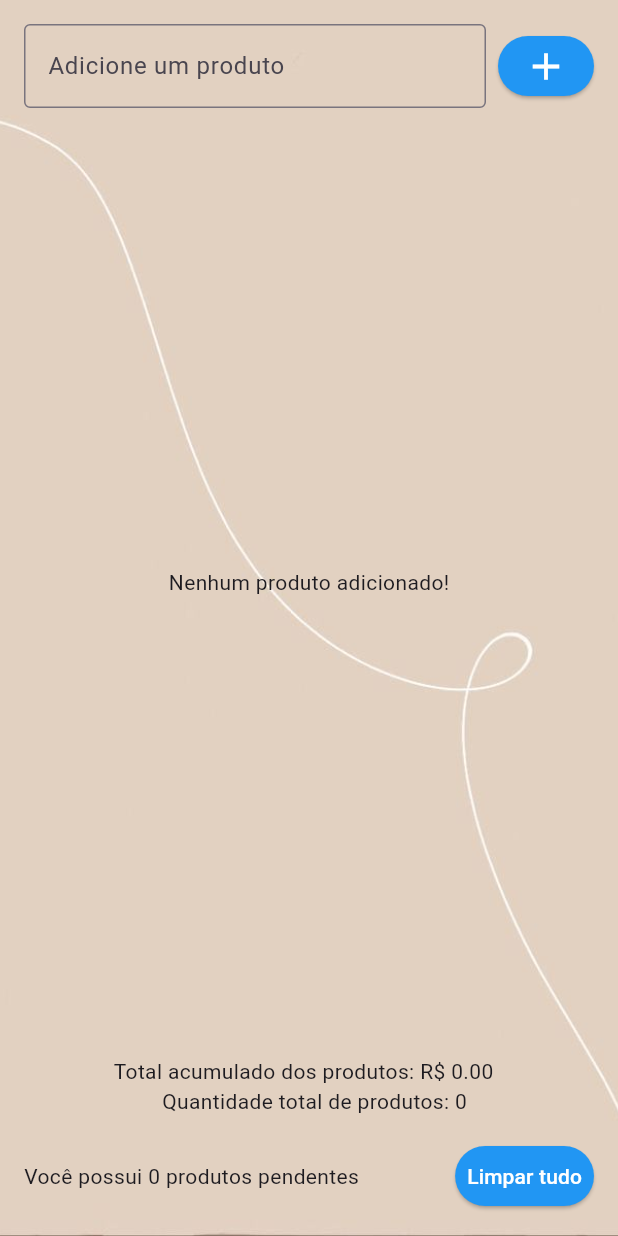
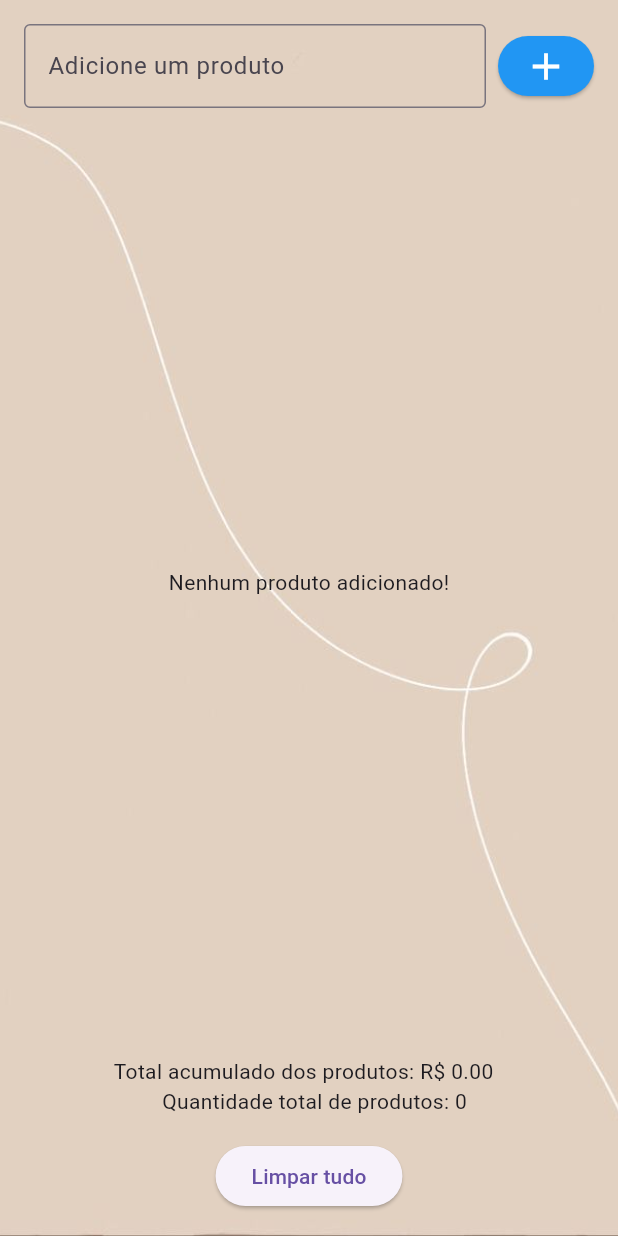
Before and after one commit to RodrigoCosta1983/app_todo_list, a Flutter app: the screen it shows after launch, on a phone screen of 412 x 824 dp. Run offline on Flutter 3.47's test engine with Material 3 defaults, Android fonts, the phone set to English and light mode, and no system bars; our stand-ins replace shared_preferences.

Commit message:
Updt correção de error

```diff
--- a/lib/pages/todo_list_page.dart
+++ b/lib/pages/todo_list_page.dart
@@ -17,9 +17,10 @@ class _TodoListPageState extends State<TodoListPage> {
   @override
   void initState() {
     super.initState();
-    _loadProducts();
+    _loadProducts(); // Carrega os produtos salvos ao iniciar a tela
   }
 
+  // Método para carregar os produtos armazenados no SharedPreferences
   Future<void> _loadProducts() async {
     final prefs = await SharedPreferences.getInstance();
     final String? productsData = prefs.getString('products');
@@ -30,11 +31,13 @@ class _TodoListPageState extends State<TodoListPage> {
     }
   }
 
+  // Método para salvar os produtos no SharedPreferences
   Future<void> _saveProducts() async {
     final prefs = await SharedPreferences.getInstance();
     await prefs.setString('products', json.encode(products));
   }
 
+  // Adiciona um novo produto à lista
   void _addProduct() {
     String text = todoController.text.trim();
     if (text.isNotEmpty) {
@@ -43,6 +46,8 @@ class _TodoListPageState extends State<TodoListPage> {
       });
       todoController.clear();
       _saveProducts();
+
+      // Rola a lista para o final após adicionar um item
       Future.delayed(Duration(milliseconds: 300), () {
         _scrollController.animateTo(
           _scrollController.position.maxScrollExtent,
@@ -53,6 +58,7 @@ class _TodoListPageState extends State<TodoListPage> {
     }
   }
 
+  // Alterna o status de conclusão do produto
   void _toggleProductStatus(int index) {
     setState(() {
       products[index]['completed'] = !products[index]['completed'];
@@ -60,13 +66,15 @@ class _TodoListPageState extends State<TodoListPage> {
     _saveProducts();
   }
 
+  // Atualiza o valor do produto
   void _updateValue(int index, String value) {
     setState(() {
-      products[index]['value'] = double.tryParse(value) ?? 0.0;
+      products[index]['value'] = double.tryParse(value.replaceAll(',', '.')) ?? 0.0;
     });
     _saveProducts();
   }
 
+  // Atualiza a quantidade do produto
   void _updateQuantity(int index, String quantity) {
     setState(() {
       products[index]['quantity'] = int.tryParse(quantity) ?? 1;
@@ -74,6 +82,7 @@ class _TodoListPageState extends State<TodoListPage> {
     _saveProducts();
   }
 
+  // Remove um produto da lista
   void _removeProduct(int index) {
     setState(() {
       products.removeAt(index);
@@ -81,6 +90,7 @@ class _TodoListPageState extends State<TodoListPage> {
     _saveProducts();
   }
 
+  // Remove todos os produtos da lista
   void _clearProducts() async {
     final prefs = await SharedPreferences.getInstance();
     await prefs.remove('products');
@@ -89,6 +99,7 @@ class _TodoListPageState extends State<TodoListPage> {
     });
   }
 
+  // Calcula o valor total dos produtos na lista
   double _calculateTotalValue() {
     return products.fold(0.0, (sum, product) => sum + (product['value'] * product['quantity']));
   }
@@ -100,7 +111,7 @@ class _TodoListPageState extends State<TodoListPage> {
         body: Container(
           decoration: BoxDecoration(
             image: DecorationImage(
-              image: AssetImage("assets/images/fundo.webp"),
+              image: AssetImage("assets/images/fundo.webp"), // Fundo da tela
               fit: BoxFit.cover,
             ),
           ),
@@ -147,14 +158,10 @@ class _TodoListPageState extends State<TodoListPage> {
                           key: Key(products[index]['title']),
                           direction: DismissDirection.endToStart,
                           background: Container(
-                            margin: EdgeInsets.symmetric(vertical: 2),
-                            padding: EdgeInsets.symmetric(vertical: 4),
                             color: Colors.red.shade300,
                             alignment: Alignment.centerRight,
-                            child: Padding(
-                              padding: EdgeInsets.only(right: 20),
-                              child: Icon(Icons.delete, color: Colors.white),
-                            ),
+                            padding: EdgeInsets.symmetric(horizontal: 20),
+                            child: Icon(Icons.delete, color: Colors.white),
                           ),
                           onDismissed: (direction) {
                             _removeProduct(index);
@@ -215,22 +222,9 @@ class _TodoListPageState extends State<TodoListPage> {
                   Text('Total acumulado dos produtos: R\$ ${_calculateTotalValue().toStringAsFixed(2)}  '),
                   Text('  Quantidade total de produtos: ${products.length}'),
                   const SizedBox(height: 16),
-                  Row(
-                    children: [
-                      Expanded(
-                        child: Text('Você possui ${products.where((product) => !product['completed']).length} produtos pendentes'),
-                      ),
-                      const SizedBox(width: 8),
-                      ElevatedButton(
-                        onPressed: _clearProducts,
-                        style: ElevatedButton.styleFrom(
-                          foregroundColor: Colors.white,
-                          backgroundColor: Colors.blue,
-                          padding: const EdgeInsets.all(8),
-                        ),
-                        child: const Text('Limpar tudo'),
-                      ),
-                    ],
+                  ElevatedButton(
+                    onPressed: _clearProducts,
+                    child: const Text('Limpar tudo'),
                   ),
                 ],
               ),
```
